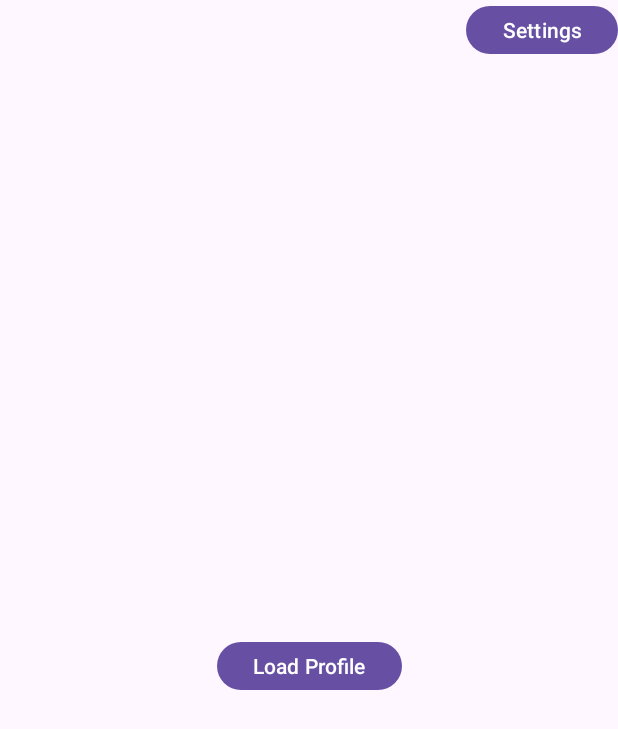
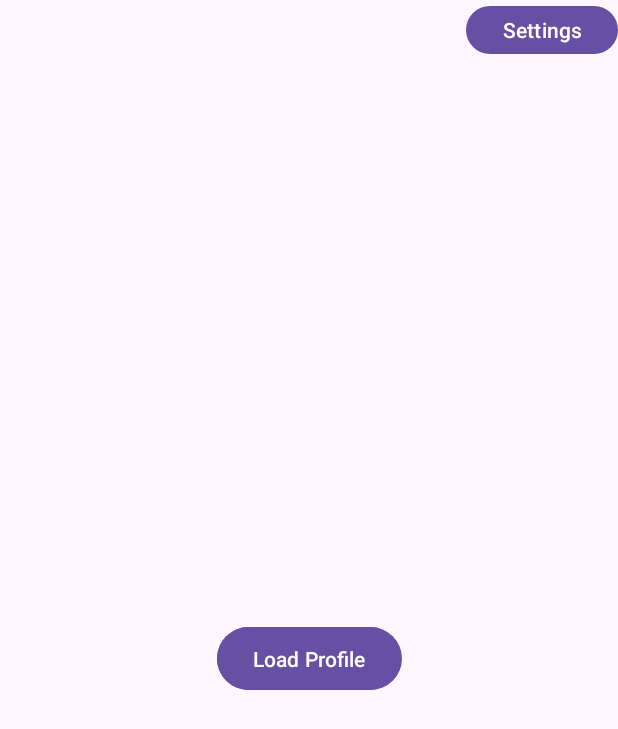
Before and after one commit to srudraDev/SpotifyWrapped, an Android app: the layout activity_main.xml on its own in the app's theme, with its tools: preview values and no code run, on a phone screen of 412 x 824 dp. Shown: the top 729 px of the screen. Run offline under Robolectric (Android 15) with nearby library versions, the phone set to English and light mode, and no system bars.

Commit message:
ur mom 2.0

```diff
--- a/app/src/main/java/com/example/spotifywrapped/ArtistAdapter.java
+++ b/app/src/main/java/com/example/spotifywrapped/ArtistAdapter.java
@@ -12,9 +12,9 @@ import java.util.List;
 
 public class ArtistAdapter extends RecyclerView.Adapter<ArtistAdapter.ArtistViewHolder> {
 
-    private List<Artist> artistList;
+    private List<top10Artists> artistList;
 
-    public ArtistAdapter(List<Artist> artistList) {
+    public ArtistAdapter(List<top10Artists> artistList) {
         this.artistList = artistList;
     }
 
--- a/app/src/main/java/com/example/spotifywrapped/LoginActivity.java
+++ b/app/src/main/java/com/example/spotifywrapped/LoginActivity.java
@@ -46,12 +46,8 @@ public class LoginActivity extends AppCompatActivity {
         firebaseAuth.signInWithEmailAndPassword(username, password).addOnCompleteListener(this, task -> {
             if (task.isSuccessful()) {
                 Toast.makeText(this, "Login Successful!", Toast.LENGTH_SHORT).show();
+                Log.d("Login Successful", "Logged into Firebase");
                 Intent intent = new Intent(this, MainActivity.class);
-                try {
-                    pullSpotifyDataToDatabase.getToken(this); //gets spotify code
-                } catch (Exception e) {
-                    Log.d("GetTokenError", "getToken did not work");
-                }
                 startActivity(intent);
                 finish();
             } else {
--- a/app/src/main/res/layout/activity_main.xml
+++ b/app/src/main/res/layout/activity_main.xml
@@ -21,13 +21,23 @@
         android:id="@+id/recycler_view_top_artists"
         android:layout_width="match_parent"
         android:layout_height="match_parent"
-        android:layout_marginTop="64dp"
-        />
+        android:layout_marginTop="64dp" />
+
+    <Button
+        android:id="@+id/link_spotify_btn"
+        android:layout_width="wrap_content"
+        android:layout_height="50dp"
+        android:layout_gravity="center_vertical"
+        android:layout_marginBottom="360dp"
+        android:text="Link Spotify"
+        app:layout_constraintBottom_toBottomOf="@+id/recycler_view_top_artists"
+        app:layout_constraintEnd_toEndOf="parent"
+        app:layout_constraintStart_toStartOf="@+id/recycler_view_top_artists" />
 
     <Button
         android:id="@+id/profile_btn"
         android:layout_width="wrap_content"
-        android:layout_height="40dp"
+        android:layout_height="50dp"
         android:layout_gravity="center_vertical"
         android:layout_marginBottom="360dp"
         android:text="Load Profile"
--- a/build.gradle
+++ b/build.gradle
@@ -1,5 +1,5 @@
 // Top-level build file where you can add configuration options common to all sub-projects/modules.
 plugins {
-    id 'com.android.application' version '8.2.2' apply false
+    id 'com.android.application' version '8.3.1' apply false
     id 'com.google.gms.google-services' version '4.4.1' apply false
 }
```
Also changed, not shown: app/src/main/java/com/example/spotifywrapped/Artist.java (deleted, +0 -27 lines), app/src/main/java/com/example/spotifywrapped/MainActivity.java (+46 -25 lines), app/src/main/java/com/example/spotifywrapped/TopArtistsAdapter.java (deleted, +0 -63 lines).
